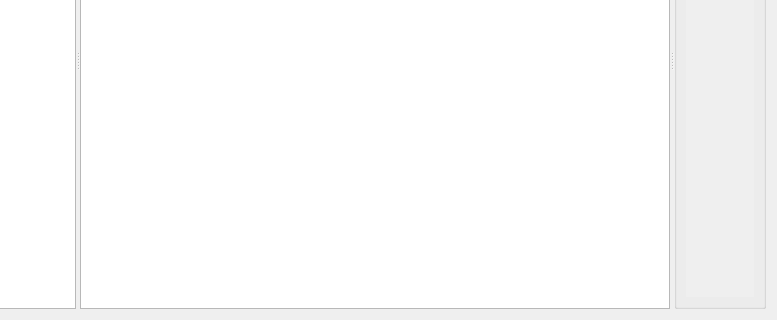
This is forms/budget.ui in LukyLuke/PiTres as Qt 5 draws it before an edit; both pictures show x 83 to 860 and y 201 to 521 of the 860 by 521 pixel window. The edited form follows.
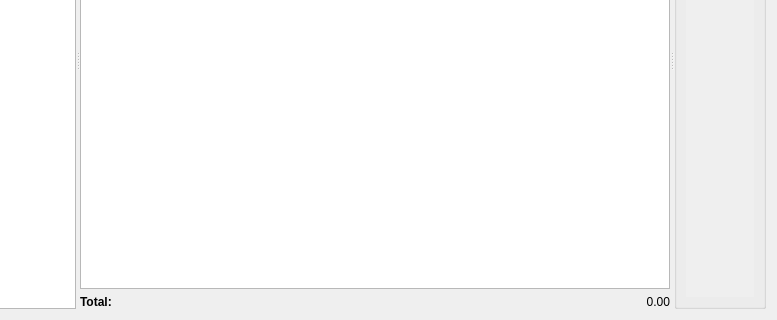
This is the edited form. Icons and pictures are not drawn.

Commit message: Budget-Folder-View implemented

```diff
--- a/forms/budget.ui
+++ b/forms/budget.ui
@@ -67,6 +67,27 @@
        <item>
         <widget class="QTableView" name="tableView"/>
        </item>
+       <item>
+        <layout class="QHBoxLayout" name="horizontalLayout">
+         <item>
+          <widget class="QLabel" name="label">
+           <property name="text">
+            <string>&lt;html&gt;&lt;head/&gt;&lt;body&gt;&lt;p&gt;&lt;span style=&quot; font-weight:600;&quot;&gt;Total:&lt;/span&gt;&lt;/p&gt;&lt;/body&gt;&lt;/html&gt;</string>
+           </property>
+          </widget>
+         </item>
+         <item>
+          <widget class="QLabel" name="labelTotal">
+           <property name="text">
+            <string>0.00</string>
+           </property>
+           <property name="alignment">
+            <set>Qt::AlignRight|Qt::AlignTrailing|Qt::AlignVCenter</set>
+           </property>
+          </widget>
+         </item>
+        </layout>
+       </item>
       </layout>
      </widget>
      <widget class="QGroupBox" name="groupBox">
```
The commit also changes 3 other files.
